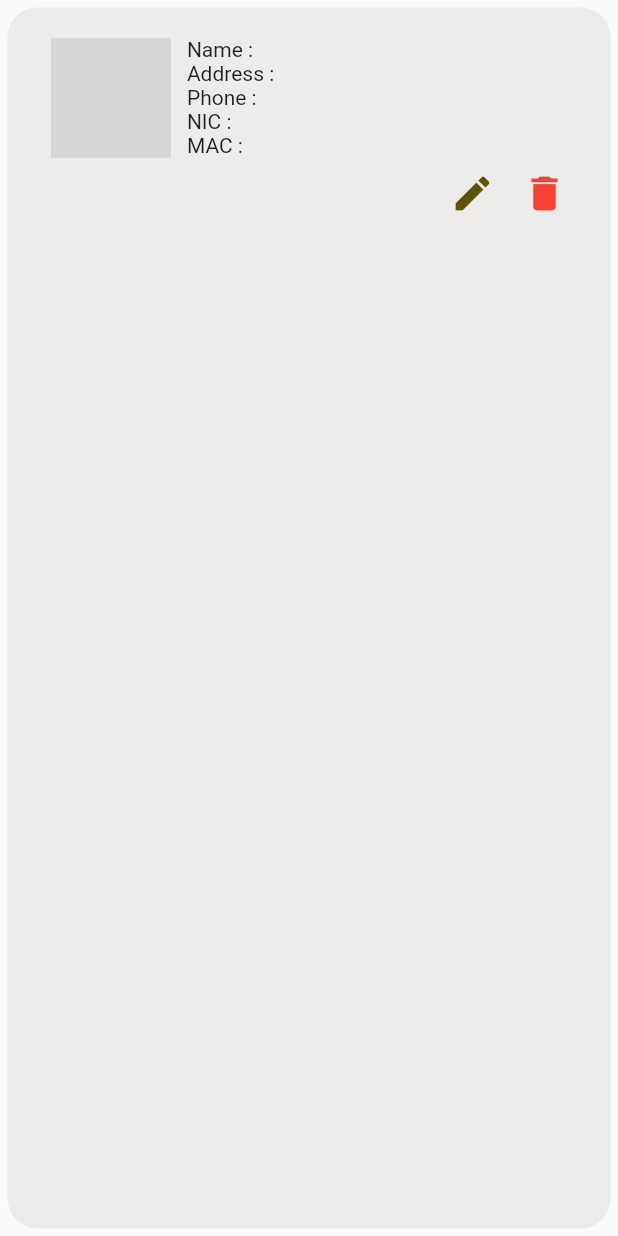
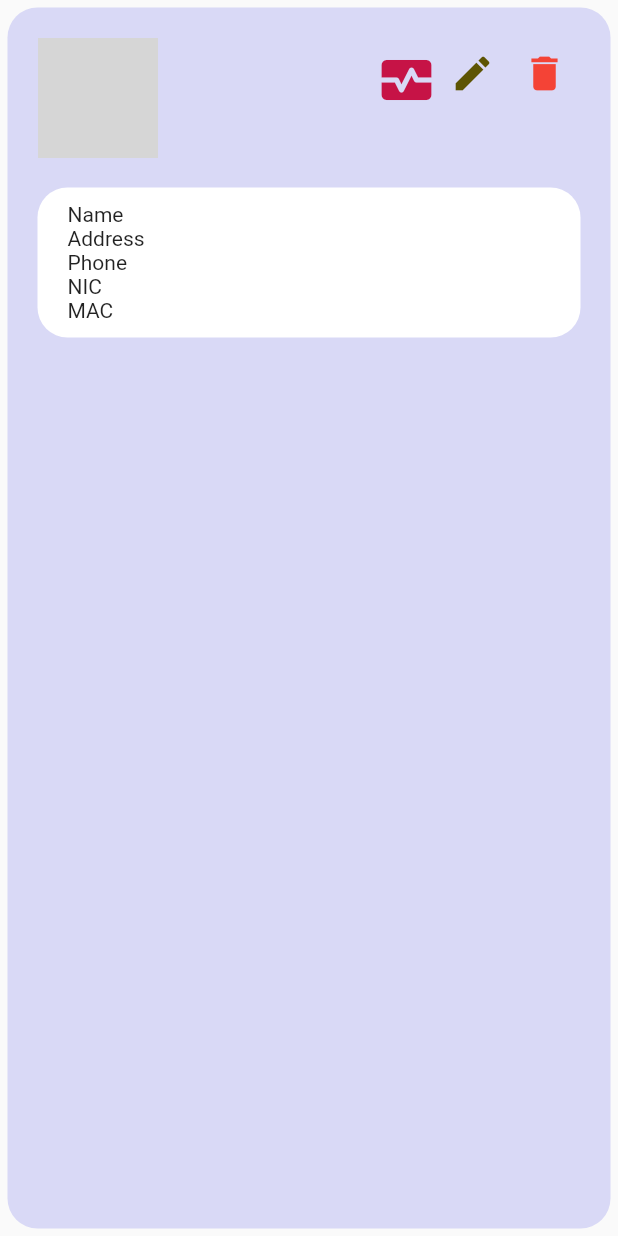
Before and after one commit to mashkarharis/EC_App, a Flutter app: the ElderCard widget shown alone on an empty page, opened directly with empty values, on a phone screen of 412 x 824 dp. Run offline on Flutter 3.47's test engine with Material 2 defaults, Android fonts, the phone set to English and light mode, and no system bars; our stand-ins replace cloud_firestore, firebase_core, firebase_messaging, firebase_storage, flutter_local_notifications, flutter_map and 4 more; accounts and stored records are empty; network calls fail; grey boxes are pictures that could not be loaded.

Commit message:
Updated 2

```diff
--- a/lib/screens/mapScreen.dart
+++ b/lib/screens/mapScreen.dart
@@ -20,9 +20,9 @@ class _MapScreenState extends State<MapScreen> {
   void initState() {
     // TODO: implement initState
     super.initState();
-    name = "";
-    nic = "";
-    mac = "";
+    name = " [ Please Select Elder ] ";
+    nic = " [ Please Select Elder ] ";
+    mac = " [ Please Select Elder ] ";
   }
 
   @override
@@ -100,12 +100,24 @@ class _MapScreenState extends State<MapScreen> {
             color: Color.fromARGB(255, 3, 45, 80),
             child:
                 Column(crossAxisAlignment: CrossAxisAlignment.start, children: [
-              Text("Name : " + name,
-                  style: TextStyle(fontSize: 16, color: Colors.white)),
-              Text("NIC : " + nic,
-                  style: TextStyle(fontSize: 16, color: Colors.white)),
-              Text("MAC : " + mac,
-                  style: TextStyle(fontSize: 16, color: Colors.white)),
+              DefaultTextStyle(
+                style: TextStyle(fontSize: 16, color: Colors.white),
+                child: Text(
+                  "Name : " + name,
+                ),
+              ),
+              DefaultTextStyle(
+                style: TextStyle(fontSize: 16, color: Colors.white),
+                child: Text(
+                  "NIC : " + nic,
+                ),
+              ),
+              DefaultTextStyle(
+                style: TextStyle(fontSize: 16, color: Colors.white),
+                child: Text(
+                  "MAC : " + mac,
+                ),
+              ),
             ]),
           ),
         ],
--- a/lib/widgets/eldercard.dart
+++ b/lib/widgets/eldercard.dart
@@ -1,4 +1,5 @@
 import 'package:app/screens/editelder.dart';
+import 'package:app/screens/strokepredict.dart';
 import 'package:app/services/apiService.dart';
 import 'package:app/services/storeService.dart';
 import 'package:flutter/cupertino.dart';
@@ -15,17 +16,16 @@ class ElderCard extends StatelessWidget {
         margin: EdgeInsets.all(5),
         padding: EdgeInsets.only(left: 20, right: 20, top: 20, bottom: 10),
         decoration: BoxDecoration(
-            color: Color.fromARGB(255, 236, 235, 233),
+            color: Color.fromARGB(255, 217, 217, 246),
             borderRadius: BorderRadius.all(Radius.circular(20))),
         child: Column(
           children: [
-            SizedBox(
-              child: Row(
+            Row(
+              crossAxisAlignment: CrossAxisAlignment.start,
               mainAxisAlignment: MainAxisAlignment.spaceBetween,
               children: [
-                  SizedBox(
-                    width: MediaQuery.of(context).size.width * 0.3 - 26,
-                    child: Column(
+                Column(
+                    crossAxisAlignment: CrossAxisAlignment.center,
                     children: [
                       ClipOval(
                         child: Image.network(
@@ -34,39 +34,28 @@ class ElderCard extends StatelessWidget {
                           height: 80,
                           fit: BoxFit.cover,
                         ),
-                        )
-                      ],
                       ),
-                  ),
-                  SizedBox(
-                    width: MediaQuery.of(context).size.width * 0.7 - 26,
-                    child: Column(
-                      crossAxisAlignment: CrossAxisAlignment.start,
+                    ]),
+                Column(
+                    crossAxisAlignment: CrossAxisAlignment.center,
                     children: [
-                        Container(
-                            width: MediaQuery.of(context).size.width * 0.75,
-                            child: Text("Name : " + element['name'])),
-                        Container(
-                            width: MediaQuery.of(context).size.width * 0.75,
-                            child: Text("Address : " + element['address'])),
-                        Container(
-                            width: MediaQuery.of(context).size.width * 0.75,
-                            child: Text("Phone : " + element['phone'])),
-                        Container(
-                            width: MediaQuery.of(context).size.width * 0.75,
-                            child: Text("NIC : " + element['nic'])),
-                        Container(
-                            width: MediaQuery.of(context).size.width * 0.75,
-                            child: Text("MAC : " + element['mac'])),
-                      ],
-                    ),
-                  ),
-                ],
-              ),
-            ),
                       Row(
                         mainAxisAlignment: MainAxisAlignment.end,
                         children: [
+                          IconButton(
+                            icon: const Icon(
+                              Icons.monitor_heart,
+                              size: 40,
+                            ),
+                            tooltip: 'Stroke Predictor',
+                            color: Color.fromARGB(255, 198, 19, 70),
+                            onPressed: () {
+                              Navigator.push(
+                                  context,
+                                  MaterialPageRoute(
+                                      builder: (context) => StrokePredict()));
+                            },
+                          ),
                           IconButton(
                             icon: const Icon(
                               Icons.edit,
@@ -94,12 +83,15 @@ class ElderCard extends StatelessWidget {
                                 const SnackBar(content: Text('Elder Deleting')),
                               );
                               StoreService.get("token").then((token) => {
-                          APIService.deleteElder(element['nic'], token ?? "")
+                                    APIService.deleteElder(
+                                            element['nic'], token ?? "")
                                         .then((resp) => {
                                               print(resp.body),
-                                    ScaffoldMessenger.of(context).showSnackBar(
+                                              ScaffoldMessenger.of(context)
+                                                  .showSnackBar(
                                                 const SnackBar(
-                                          content: Text('Elder Deleted')),
+                                                    content:
+                                                        Text('Elder Deleted')),
                                               ),
                                               refresh.call()
                                             })
@@ -108,6 +100,98 @@ class ElderCard extends StatelessWidget {
                           ),
                         ],
                       ),
+                    ])
+              ],
+            ),
+            SizedBox(
+              height: 20,
+            ),
+            Container(
+              padding: EdgeInsets.only(left: 0, right: 5, top: 10, bottom: 10),
+              decoration: BoxDecoration(
+                  color: Color.fromARGB(255, 255, 255, 255),
+                  borderRadius: BorderRadius.all(Radius.circular(20))),
+              child: Column(children: [
+                Container(
+                    width: MediaQuery.of(context).size.width * 0.95,
+                    child: Row(
+                      mainAxisAlignment: MainAxisAlignment.start,
+                      children: [
+                        SizedBox(
+                          width: 20,
+                        ),
+                        SizedBox(
+                          width: 80,
+                          child: Text("Name"),
+                        ),
+                        Text(element['name'])
+                      ],
+                    )),
+                Container(
+                    width: MediaQuery.of(context).size.width * 0.95,
+                    child: Row(
+                      mainAxisAlignment: MainAxisAlignment.start,
+                      children: [
+                        SizedBox(
+                          width: 20,
+                        ),
+                        SizedBox(
+                          width: 80,
+                          child: Text("Address"),
+                        ),
+                        Text(element['address'])
+                      ],
+                    )),
+                Container(
+                    width: MediaQuery.of(context).size.width * 0.95,
+                    child: Row(
+                      mainAxisAlignment: MainAxisAlignment.start,
+                      children: [
+                        SizedBox(
+                          width: 20,
+                        ),
+                        SizedBox(
+                          width: 80,
+                          child: Text("Phone"),
+                        ),
+                        Text(element['phone'])
+                      ],
+                    )),
+                Container(
+                    width: MediaQuery.of(context).size.width * 0.95,
+                    child: Row(
+                      mainAxisAlignment: MainAxisAlignment.start,
+                      children: [
+                        SizedBox(
+                          width: 20,
+                        ),
+                        SizedBox(
+                          width: 80,
+                          child: Text("NIC"),
+                        ),
+                        Text(element['nic'])
+                      ],
+                    )),
+                Container(
+                    width: MediaQuery.of(context).size.width * 0.95,
+                    child: Row(
+                      mainAxisAlignment: MainAxisAlignment.start,
+                      children: [
+                        SizedBox(
+                          width: 20,
+                        ),
+                        SizedBox(
+                          width: 80,
+                          child: Text("MAC"),
+                        ),
+                        Text(element['mac'])
+                      ],
+                    )),
+              ]),
+            ),
+            SizedBox(
+              height: 20,
+            ),
           ],
         ));
   }
```
Lines whose indentation alone changed are shown as unchanged.
